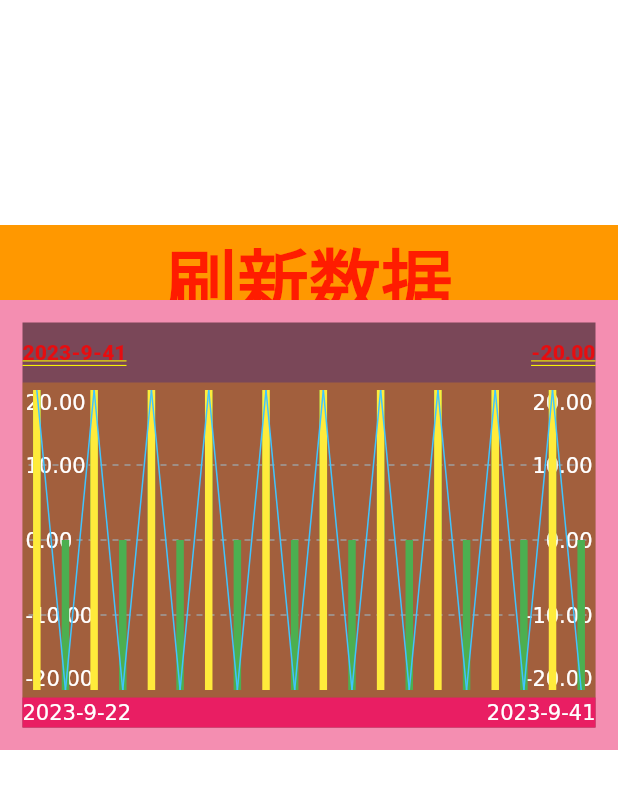
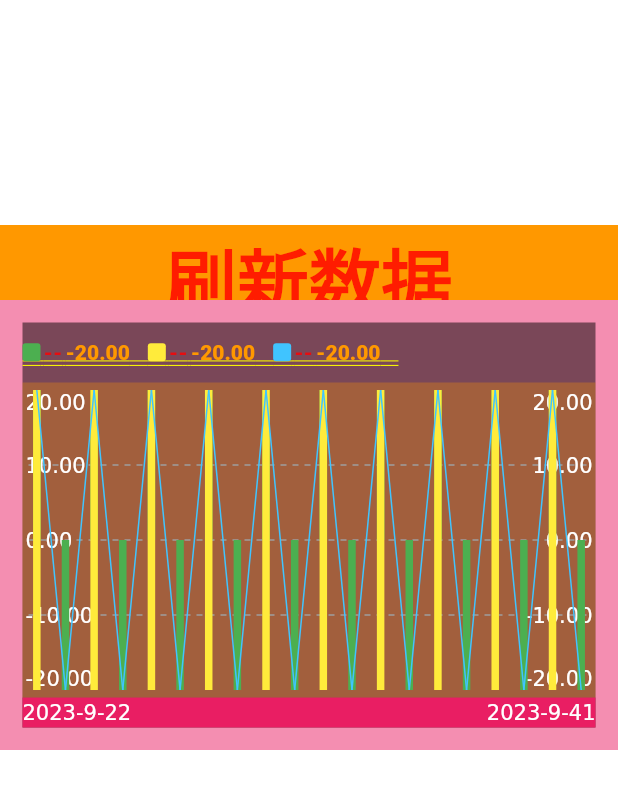
Before and after one commit to wizetLee/fdemo, a Flutter app: the screen it shows after launch, after a tap on "传统的跳转Navigator.push：Graph", on a phone screen of 412 x 824 dp. Shown: the top 789 px of the screen. Run offline on Flutter 3.47's test engine with Material 2 defaults, Android fonts, the phone set to English and light mode, and no system bars; our stand-ins replace device_info, extended_nested_scroll_view, lottie, mobx; missing offline and left inert: analyzer, build; generated files the repository leaves out were written again; project files that could hold a hidden picture were left out.

Commit message:
update：优化

```diff
--- a/lib/graph/jz_rg_painter_model.dart
+++ b/lib/graph/jz_rg_painter_model.dart
@@ -4,7 +4,6 @@
 * @Time : 2023/9/21 13:41
 * @Description :
 */
-
 
 import 'package:flutter/material.dart';
 
@@ -27,10 +26,11 @@ enum JZRGEachPainterModelStyle {
 
   /// 只有正方向的柱
   positiveColumnar,
-
 }
 
 // 坐标系统
+
+typedef JZRGInfoTitle = InlineSpan Function(JZRGLinesPainterElement?);
 
 /// 单个绘制模型的详细配置
 class JZRGEachPainterModel {
@@ -48,4 +48,11 @@ class JZRGEachPainterModel {
 
   bool showGesturePoint = true;
 
+  // 数据展示的方式（左侧
+  JZRGInfoTitle? infoTitleClosure;
+  String? infoTitle;
+
+  // 数据展示的方式（右侧
+  JZRGInfoTitle? infoClosure;
+  String? info;
 }
--- a/lib/graph/jz_rich_graph.dart
+++ b/lib/graph/jz_rich_graph.dart
@@ -51,7 +51,7 @@ class _JZRichGraphState extends State<JZRichGraph> {
             padding: this.widget.param.renderViewPadding,
             child: Column(
               children: [
-                _bulidHeader(),
+                _buildHeader(),
                 _buildBody(),
               ],
             ),
@@ -60,9 +60,7 @@ class _JZRichGraphState extends State<JZRichGraph> {
   }
 
   /// 头部内容
-  Widget _bulidHeader() {
-    // return widget.renderer.getHeaderResult(param: this.rendererParam) ??
-    //     Container();
+  Widget _buildHeader() {
     return ValueListenableBuilder(
         valueListenable: locationInVN,
         builder: (context, value, child) {
@@ -116,8 +114,12 @@ extension _JZRichGraphStateSubWidget on _JZRichGraphState {
   /// 绘图部分
   Widget _buildRenderWidget() {
     final renderSize = widget.param.getRenderSize();
-    var repaintBoundaryPadding = EdgeInsets.only(left: widget.param.renderEdge.left, right: widget.param.renderEdge.right);
-    var verticalPadding = EdgeInsets.only(top: widget.param.renderEdge.top, bottom: widget.param.renderEdge.bottom);
+    var repaintBoundaryPadding = EdgeInsets.only(
+        left: widget.param.renderEdge.left,
+        right: widget.param.renderEdge.right);
+    var verticalPadding = EdgeInsets.only(
+        top: widget.param.renderEdge.top,
+        bottom: widget.param.renderEdge.bottom);
     return Container(
         padding: verticalPadding,
         decoration: BoxDecoration(color: Colors.orange.withOpacity(0.3)),
@@ -188,16 +190,21 @@ extension _JZRichGraphStateSubWidget on _JZRichGraphState {
     locationInVN.value = null;
   }
 
-  /// 收视统一调度
+  /// 手势统一调度
   _gestureAction(Offset localPosition, Size renderSize) {
     this.localPosition = localPosition;
     final locationIn = _index(localPosition);
+    if (locationIn == this.locationIn) {
+      return;
+    }
     this.locationIn = locationIn;
     rendererParam.point = localPosition;
     rendererParam.locationIn = locationIn;
     locationInVN.value = locationIn;
-    if (kDebugMode && locationIn != null) {
-      print("手势locationIn = ${locationIn}");
+    if (kDebugMode) {
+      if (locationIn != null) {
+        print("手势locationIn = $locationIn");
+      }
     }
   }
 
--- a/lib/graph/jz_rich_graph_renderer.dart
+++ b/lib/graph/jz_rich_graph_renderer.dart
@@ -15,7 +15,6 @@ class JZRichGraphRendererParam {
 
 /// 渲染器
 abstract class JZRichGraphRenderer {
-
   void build(BuildContext context);
 
   /// 背景
@@ -32,5 +31,4 @@ abstract class JZRichGraphRenderer {
 
   /// 底部部绘图结果
   Widget? getBottomResult({required JZRichGraphRendererParam param});
-
 }
--- a/lib/graph/jz_rich_graph_renderer_lines/jz_rg_lines_painter.dart
+++ b/lib/graph/jz_rich_graph_renderer_lines/jz_rg_lines_painter.dart
@@ -40,7 +40,7 @@ class JZRGLinesPainter extends CustomPainter {
             param.param.renderPadding.top -
             param.param.renderPadding.bottom);
 
-    final models = this.lineModels;
+    final models = lineModels;
     var maxLength = 0;
     {
       for (int i = 0; i < models.length; i++) {
@@ -50,16 +50,14 @@ class JZRGLinesPainter extends CustomPainter {
       }
     }
 
-    final visibleCount = (this.param.param.visibleCount > 0)
-        ? param.param.visibleCount
-        : maxLength;
+    final visibleCount =
+        (param.param.visibleCount > 0) ? param.param.visibleCount : maxLength;
     if (visibleCount <= 1) {
       return;
     }
 
     final widthPerItem = renderSize.width / (visibleCount);
 
-    //FIXME: 需要判断坐标系是否独立，
     var didDrawLocationIn = false;
     double? shouldLocationInX;
 
@@ -92,14 +90,12 @@ class JZRGLinesPainter extends CustomPainter {
       var linePaint = Paint()
         ..strokeWidth = element.strokeWidth
         ..color = element.color
-        ..strokeJoin = StrokeJoin.round
-        // ..strokeCap = StrokeCap.butt
-      ;
+        ..strokeJoin = StrokeJoin.round;
 
       final lines = element.elements;
       {
         // 位置计算
-        if (element.elements.length > 1) {
+        if (element.elements.length > 0) {
           Offset? from;
           for (int i = 0; i < visibleCount; i++) {
             if (lines.length > i) {
@@ -152,9 +148,10 @@ class JZRGLinesPainter extends CustomPainter {
               startX = startX + widthPerItem;
             }
           }
-        } else if (lines.length == 1) {
-          //FIXME: 有时一个点的时候也需要处理
         }
+        // else if (lines.length == 1) {
+        //   //FIXME: 有时一个点的时候也需要处理
+        // }
       }
     }
 
--- a/lib/graph/jz_rich_graph_renderer_lines/jz_rich_graph_renderer_lines.dart
+++ b/lib/graph/jz_rich_graph_renderer_lines/jz_rich_graph_renderer_lines.dart
@@ -5,6 +5,7 @@ import 'package:fdemo/graph/jz_rich_graph_renderer.dart';
 import '../../graph/jz_rich_graph_renderer_lines/jz_rich_graph_renderer_lines_value.dart';
 import '../jz_rg_painter_model.dart';
 export 'package:fdemo/graph/jz_rich_graph_renderer.dart';
+import 'dart:ui' as ui show PlaceholderAlignment;
 
 /// 多线段绘制
 class JZRichGraphLinesRenderer extends JZRichGraphRenderer {
@@ -44,8 +45,18 @@ class JZRichGraphLinesRenderer extends JZRichGraphRenderer {
         child: Row(
           mainAxisAlignment: MainAxisAlignment.spaceBetween,
           children: [
-            Text.rich(getInfoTitle(param: param)!),
-            Text.rich(getInfo(param: param)!)
+            Expanded(
+              //   child: FittedBox(
+              // fit: BoxFit.scaleDown,
+              // alignment: Alignment.centerLeft,
+              child: SingleChildScrollView(
+                scrollDirection: Axis.horizontal,
+                child: Text.rich(getInfoTitle(param: param) ??
+                    WidgetSpan(child: Container())),
+                // )
+              ),
+            ),
+            Text.rich(getInfo(param: param) ?? WidgetSpan(child: Container()))
           ],
         ));
   }
@@ -146,6 +157,7 @@ extension _JZRichGraphLineRenderer on JZRichGraphLinesRenderer {
   }
 
   TextSpan? getInfo({required JZRichGraphRendererParam param}) {
+    return null;
     var value = "--";
     final locationIn = param.locationIn;
     if (painterModels.isNotEmpty) {
@@ -184,34 +196,93 @@ extension _JZRichGraphLineRenderer on JZRichGraphLinesRenderer {
   }
 
   TextSpan? getInfoTitle({required JZRichGraphRendererParam param}) {
+    List<InlineSpan> children = [];
+    TextStyle textStyle = TextStyle(
+      fontSize: 14,
+    );
+
     var date = "--";
     final locationIn = param.locationIn;
-    if (painterModels.isNotEmpty) {
+    painterModels.forEach((element) {
+      // 数据表示
+      // 🟥⬛🟨🟦方框
+      // 标题
+      // 数据
       //FIXME: 因为只有一条线
-      final painterModel = painterModels[0];
+      final painterModel = element;
+      JZRGLinesPainterElement? model;
       if (locationIn != null && painterModel.elements.length > locationIn) {
-        final model = painterModel.elements[locationIn];
+        model = painterModel.elements[locationIn];
+
         date = (model.origin as JZRichGraphLineRendererLinesValue).date;
       } else if (painterModel.elements.length >
           (param.param.visibleCount - 1)) {
         final index = param.param.visibleCount - 1;
-        final model = painterModel.elements[index];
+        model = painterModel.elements[index];
+
         date = (model.origin as JZRichGraphLineRendererLinesValue).date;
       } else {
         if (painterModel.elements.isEmpty) {
           date = "--";
         } else {
-          final model = painterModel.elements.last;
+          model = painterModel.elements.last;
           date = (model.origin as JZRichGraphLineRendererLinesValue).date;
         }
       }
-    }
-    return TextSpan(
-        text: date,
-        style: const TextStyle(
-          fontSize: 14,
-        ),
-        children: const []);
+
+      if (element.infoTitleClosure != null) {
+        var span = element.infoTitleClosure!.call(model);
+        children.add(span);
+      } else {
+        var block = WidgetSpan(
+            alignment: ui.PlaceholderAlignment.middle,
+            child: Container(
+              width: 12,
+              height: 12,
+              decoration: BoxDecoration(
+                  color: element.color,
+                  borderRadius: BorderRadius.circular(2.0)),
+            ));
+        children.add(block);
+
+        {
+          var gap = WidgetSpan(
+            alignment: ui.PlaceholderAlignment.middle,
+            child: Container(width: 2, height: 2),
+          );
+          children.add(gap);
+        }
+
+        var title = TextSpan(text: element.infoTitle ?? "--", style: textStyle);
+        children.add(title);
+
+        if (model != null &&
+            model.origin is JZRichGraphLineRendererLinesValue) {
+          {
+            var gap = WidgetSpan(
+              alignment: ui.PlaceholderAlignment.middle,
+              child: Container(width: 2, height: 2),
+            );
+            children.add(gap);
+          }
+
+          var _textStyle = textStyle.copyWith(color: Colors.orange);
+          var text = (model.origin as JZRichGraphLineRendererLinesValue)
+              .value
+              .toStringAsFixed(2);
+          var value = TextSpan(text: text, style: _textStyle);
+          children.add(value);
+        }
+        {
+          var gap = WidgetSpan(
+            alignment: ui.PlaceholderAlignment.middle,
+            child: Container(width: 12, height: 12),
+          );
+          children.add(gap);
+        }
+      }
+    });
+    return TextSpan(style: textStyle, children: children);
   }
 
   List<TextSpan> getLeftRichText({required JZRichGraphRendererParam param}) {
```
Also changed, not shown: lib/graph/jz_rich_graph_param.dart (+8 -5 lines), lib/graph/rich_graph_demo_route.dart (+12 -8 lines), 12 other files.
